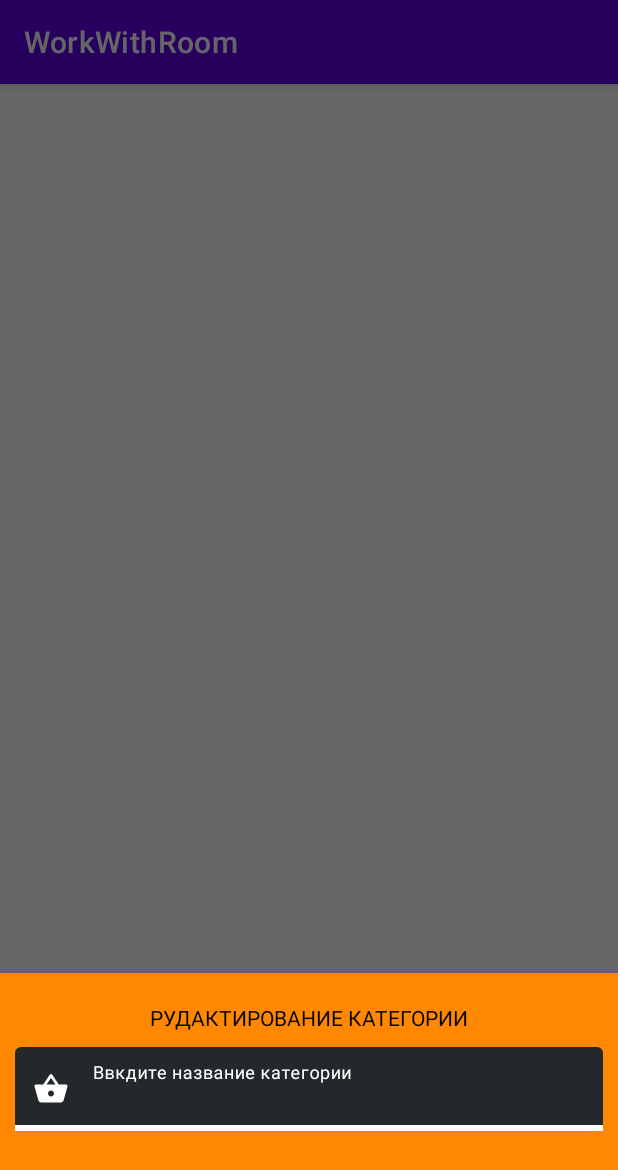
After one commit to MikhailIgnatovich/WorkWithRoom, an Android app: the fragment PanelEditCategory shown on its own in the app's theme, on a phone screen of 412 x 824 dp. The commit adds this screen. Shown: the top 1170 px of the screen. Run offline under Robolectric (Android 15) with nearby library versions, the phone set to English and light mode, and no system bars; our stand-ins replace data binding.

Commit message:
Добавил PanelEditCategory.kt и разметку panel_edit_category.xml

```diff
--- /dev/null
+++ b/app/src/main/java/com/bulich/misha/workwithroom/tabs/categories/PanelEditCategory.kt
@@ -0,0 +1,26 @@
+package com.bulich.misha.workwithroom.tabs.categories
+
+import android.os.Bundle
+import androidx.fragment.app.Fragment
+import android.view.LayoutInflater
+import android.view.View
+import android.view.ViewGroup
+import androidx.databinding.DataBindingUtil
+import com.bulich.misha.workwithroom.R
+import com.bulich.misha.workwithroom.databinding.PanelEditCategoryBinding
+import com.google.android.material.bottomsheet.BottomSheetDialogFragment
+
+
+class PanelEditCategory : BottomSheetDialogFragment() {
+
+    private var binding: PanelEditCategoryBinding? = null
+
+    override fun onCreateView(
+        inflater: LayoutInflater, container: ViewGroup?,
+        savedInstanceState: Bundle?
+    ): View? {
+        // Inflate the layout for this fragment
+        binding = DataBindingUtil.inflate(inflater, R.layout.panel_edit_category, container, false)
+        return binding?.root
+    }
+}
--- /dev/null
+++ b/app/src/main/res/layout/panel_edit_category.xml
@@ -0,0 +1,62 @@
+<?xml version="1.0" encoding="utf-8"?>
+<layout xmlns:android="http://schemas.android.com/apk/res/android"
+    xmlns:tools="http://schemas.android.com/tools"
+    xmlns:app="http://schemas.android.com/apk/res-auto">
+
+    <FrameLayout
+        android:layout_width="match_parent"
+        android:layout_height="match_parent"
+        tools:context=".tabs.categories.PanelEditCategory">
+
+        <androidx.constraintlayout.widget.ConstraintLayout
+            android:layout_width="match_parent"
+            android:layout_height="match_parent"
+            android:background="@color/orange"
+            android:paddingBottom="70dp">
+
+            <androidx.appcompat.widget.AppCompatTextView
+                android:id="@+id/headerEditCategory"
+                android:layout_width="wrap_content"
+                android:layout_height="wrap_content"
+                app:layout_constraintTop_toTopOf="parent"
+                app:layout_constraintStart_toStartOf="parent"
+                app:layout_constraintEnd_toEndOf="parent"
+                android:textColor="@color/black"
+                android:layout_marginTop="20dp"
+                android:text="@string/editCategory"/>
+
+            <com.google.android.material.textfield.TextInputLayout
+                android:id="@+id/sectionEditCategory"
+                android:layout_width="match_parent"
+                android:layout_height="wrap_content"
+                app:layout_constraintTop_toBottomOf="@id/headerEditCategory"
+                app:layout_constraintStart_toStartOf="parent"
+                app:layout_constraintEnd_toEndOf="parent"
+                android:layout_margin="10dp"
+                app:boxBackgroundColor="@color/background"
+                app:boxStrokeColor="@color/white"
+                app:startIconTint="@color/white"
+                app:endIconTint="@android:color/holo_red_light"
+                android:hint="@string/labelEnterCategory"
+                android:textColorHint="@color/white"
+                app:hintTextColor="@color/white"
+                app:startIconDrawable="@drawable/catalog_categories"
+                app:boxStrokeWidthFocused="4dp"
+                app:endIconMode="clear_text">
+
+                <com.google.android.material.textfield.TextInputEditText
+                    android:id="@+id/editCategory"
+                    android:layout_width="match_parent"
+                    android:layout_height="wrap_content"
+                    android:inputType="text"
+                    android:textColor="@color/white"
+                    android:textCursorDrawable="@drawable/cursor"/>
+
+
+            </com.google.android.material.textfield.TextInputLayout>
+
+        </androidx.constraintlayout.widget.ConstraintLayout>
+
+
+    </FrameLayout>
+</layout>
--- a/app/src/main/res/values/strings.xml
+++ b/app/src/main/res/values/strings.xml
@@ -14,4 +14,6 @@
     <string name="labelEnterNumberCategory">Введите номер категории</string>
     <string name="labelEnterPriceProduct">Введите цену товара</string>
     <string name="deleteAllCategories">УДАЛИТЬ ВСЕ КАТЕГОРИИ</string>
+    <string name="editCategory">РУДАКТИРОВАНИЕ КАТЕГОРИИ</string>
+    <string name="labelEnterCategory">Ввкдите название категории</string>
 </resources>
```
